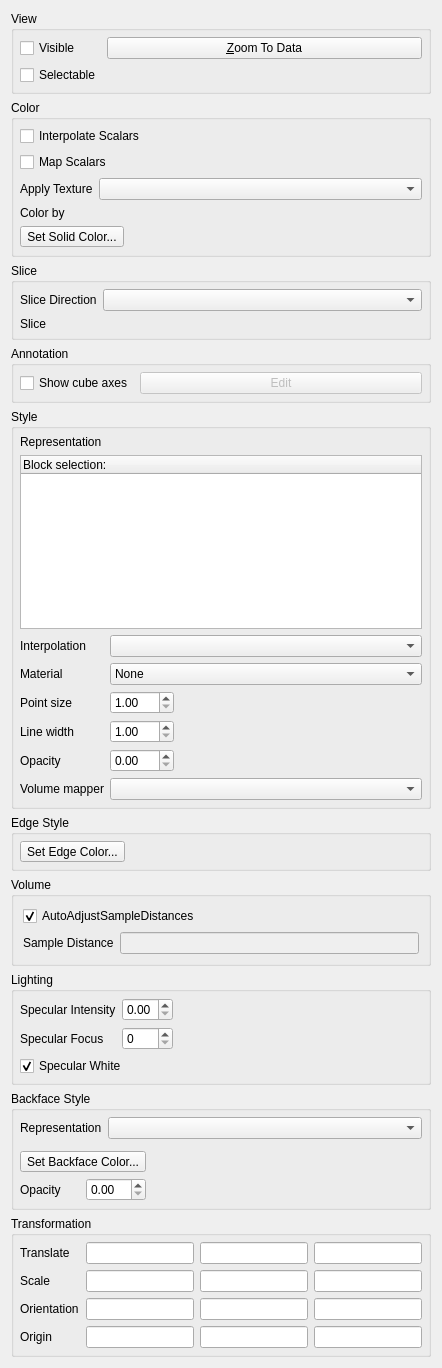
Old version of the form Qt/Components/Resources/UI/pqDisplayProxyEditor.ui in the repository Kitware/ParaView.
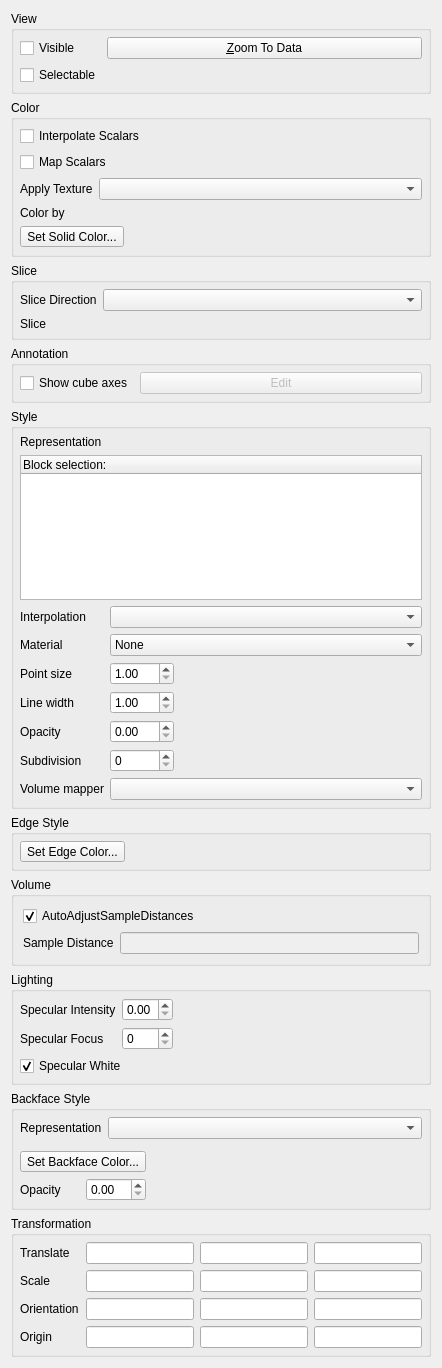
New version of the form. Custom widgets are drawn as their Qt base class.

```diff
--- a/Qt/Components/Resources/UI/pqDisplayProxyEditor.ui
+++ b/Qt/Components/Resources/UI/pqDisplayProxyEditor.ui
@@ -581,13 +581,43 @@
        </spacer>
       </item>
       <item row="7" column="0">
-       <widget class="QLabel" name="label_19">
+       <widget class="QLabel" name="label_17">
         <property name="text">
+         <string>Subdivision</string>
+        </property>
+       </widget>
+      </item>
+      <item row="7" column="1">
+       <widget class="QSpinBox" name="NonlinearSubdivisionLevel">
+        <property name="toolTip">
+         <string>Nonlinear faces are approximated with flat polygons.  This parameter controls how many times to subdivide nonlinear surface cells.  Higher subdivisions generate closer approximations but take more memory and rendering time.  Subdivision is recursive, so the number of output polygons can grow exponentially with this parameter.</string>
+        </property>
+        <property name="maximum">
+         <number>4</number>
+        </property>
+       </widget>
+      </item>
+      <item row="7" column="2">
+       <spacer name="horizontalSpacer">
+        <property name="orientation">
+         <enum>Qt::Horizontal</enum>
+        </property>
+        <property name="sizeHint" stdset="0">
+         <size>
+          <width>40</width>
+          <height>20</height>
+         </size>
+        </property>
+       </spacer>
+      </item>
+      <item row="8" column="0" >
+       <widget class="QLabel" name="label_19" >
+        <property name="text" >
          <string>Volume mapper</string>
         </property>
        </widget>
       </item>
-      <item row="7" column="1" colspan="2">
+      <item row="8" column="1" colspan="2">
        <widget class="QComboBox" name="SelectedMapperIndex">
         <property name="toolTip">
          <string>&lt;html&gt;&lt;head&gt;&lt;meta name=&quot;qrichtext&quot; content=&quot;1&quot; /&gt;&lt;/head&gt;&lt;body style=&quot; white-space: pre-wrap; font-family:Sans Serif; font-size:9pt; font-weight:400; font-style:normal; text-decoration:none;&quot;&gt;&lt;p style=&quot; margin-top:0px; margin-bottom:0px; margin-left:0px; margin-right:0px; -qt-block-indent:0; text-indent:0px;&quot;&gt;Choose the mapper to use for volume rendering.&lt;/p&gt;&lt;/body&gt;&lt;/html&gt;</string>
```
Left out of the diff: 1 changed line with no effect on the pictures.
